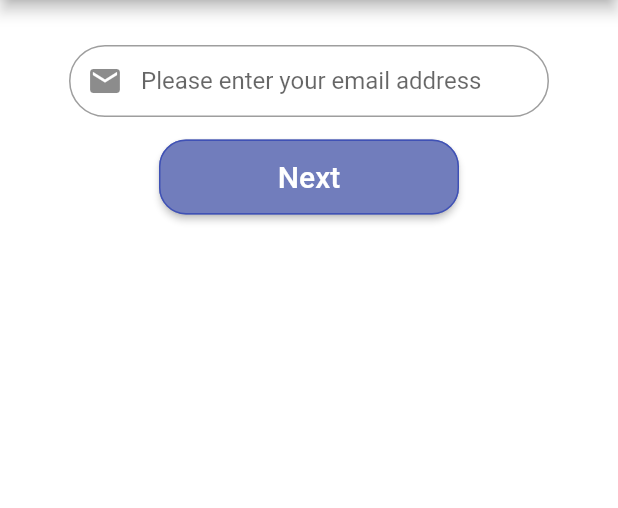
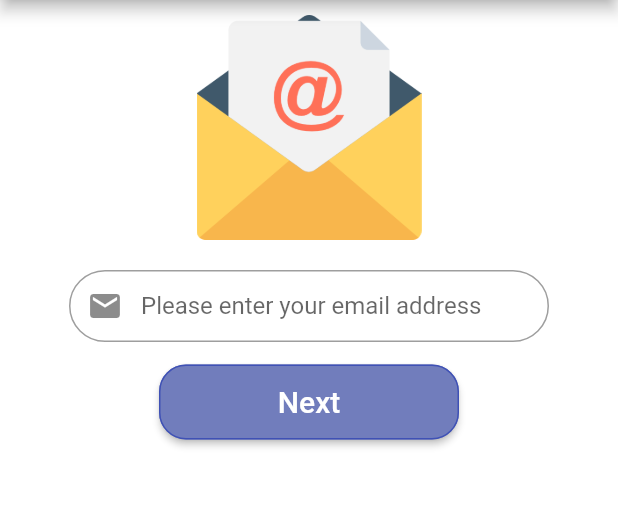
Before and after one commit to GattaiTeam/bochito, a Flutter app: the screen it shows after launch, after a tap on "Sign Up", on a phone screen of 412 x 824 dp, the part 84-592 px from its top. Run offline on Flutter 3.47's test engine with Material 2 defaults, Android fonts, the phone set to English and light mode, and no system bars; our stand-ins replace avatar_glow, flutter_staggered_animations; missing offline and left inert: flutter_country_picker.

```diff
--- a/lib/src/screens/InitialScreen.dart
+++ b/lib/src/screens/InitialScreen.dart
@@ -59,8 +59,10 @@ class _MyAppState extends State<MyApp> with SingleTickerProviderStateMixin {
               ),
 
               child: Center(
-                child: Column(
+                child: ListView(
 
+                  children: <Widget>[
+                    Column(
                       children: <Widget>[
                         SizedBox(
                           height: 30.0,
@@ -138,6 +140,9 @@ class _MyAppState extends State<MyApp> with SingleTickerProviderStateMixin {
                           delay: delayedAmount + 5000,
                         ),
                       ],
+                    )
+
+                  ],
                 ),
               )
           ),
--- a/lib/src/screens/SignUp_CountrySelection_Screen.dart
+++ b/lib/src/screens/SignUp_CountrySelection_Screen.dart
@@ -41,7 +41,7 @@ class SignUpCountry extends StatelessWidget{
                   ),
 
 
-                  Image.asset('assets/images/select_language.png',
+                  Image.asset('assets/images/country_pet.png',
                   height: 200,),
 
                   SizedBox(
--- a/lib/src/screens/SignUp_Email_Screen.dart
+++ b/lib/src/screens/SignUp_Email_Screen.dart
@@ -14,7 +14,12 @@ class SignUpEmail extends StatelessWidget{
         child: Column(
           children: <Widget>[
             SizedBox(
-              height: 30.0,
+              height: 10.0,
+            ),
+            Image.asset('assets/images/email_image.png',
+              height: 150,),
+            SizedBox(
+              height: 20.0,
             ),
             EmailForm(),
           ],
--- a/lib/src/widgets/SignUp_CountrySelector.dart
+++ b/lib/src/widgets/SignUp_CountrySelector.dart
@@ -15,7 +15,7 @@ class CountrySelector extends State<StatefulWidget>{
           showDialingCode: false, //displays dialing code, false by default
           showName: true, //displays country name, true by default
           showCurrency: false, //eg. 'British pound'
-          showCurrencyISO: false, //eg. 'GBP'
+          showCurrencyISO: false, //eg. 'GBP',
           nameTextStyle: TextStyle(
             fontSize: 30,
             fontWeight: FontWeight.w300,
```
Also changed, not shown: lib/src/screens/SignUp_EIDProvider.dart (+101 -5 lines), assets/images/country_pet.png (renamed from assets/images/select_language.png), assets/images/email_image.png (added). Lines whose indentation alone changed are shown as unchanged.
